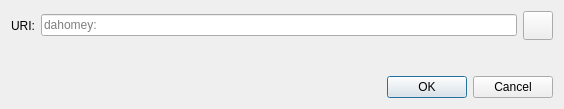
Old version of the form src/qt/forms/openuridialog.ui in the repository wilofice/dahomey.
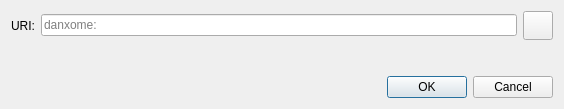
New version of the form. Icons and pictures are not drawn. Custom widgets are drawn as their Qt base class.

Diff of the .ui file:
```diff
--- a/src/qt/forms/openuridialog.ui
+++ b/src/qt/forms/openuridialog.ui
@@ -26,7 +26,7 @@
      <item>
       <widget class="QValidatedLineEdit" name="uriEdit">
        <property name="placeholderText">
-        <string notr="true">dahomey:</string>
+        <string notr="true">danxome:</string>
        </property>
       </widget>
      </item>
```
Left out of the diff: 4 changed lines with no effect on the pictures.
